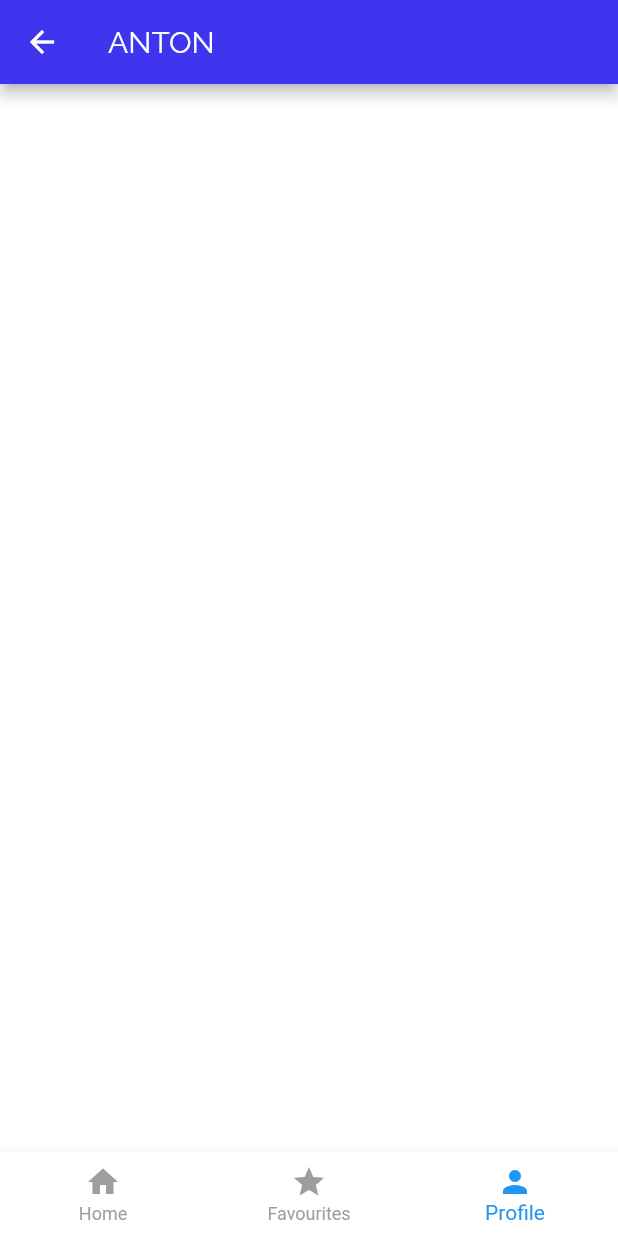
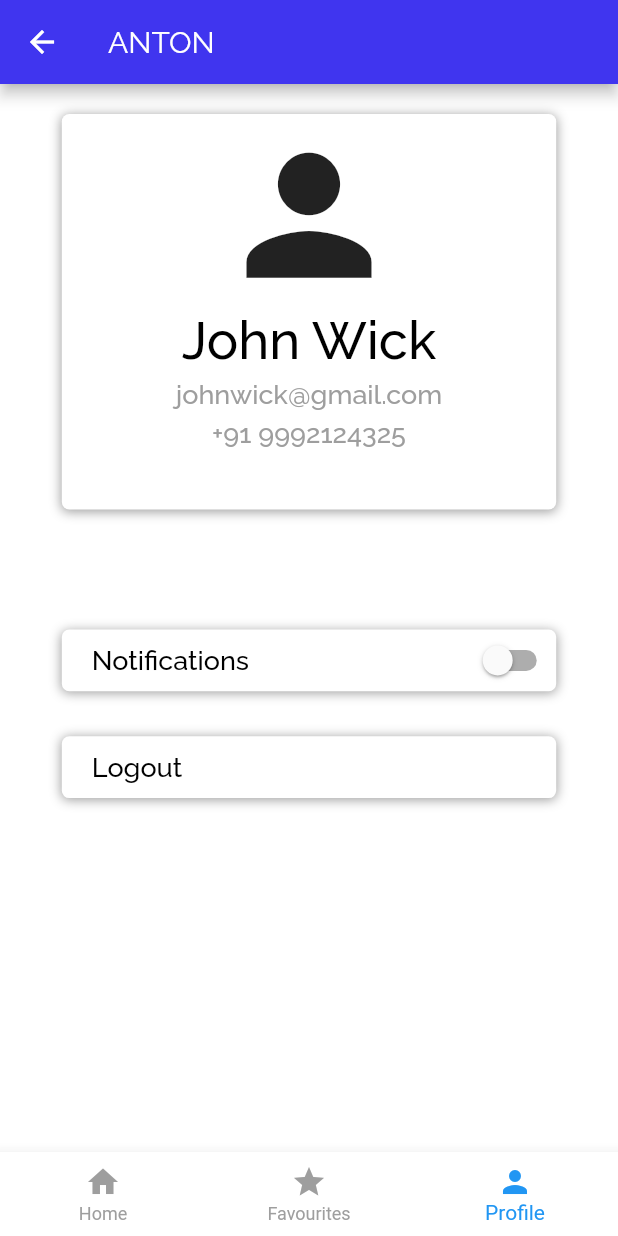
Before and after one commit to Anton-3-0-SIH2020/SIH2020_SM445_Team_Anto.3.0_MobileApp, a Flutter app: the HomePage screen opened by its route, item 3 of the bottom bar chosen, on a phone screen of 412 x 824 dp. Run offline on Flutter 3.47's test engine with Material 2 defaults, Android fonts, the phone set to English and light mode, and no system bars; our stand-ins replace auto_size_text, google_fonts; network calls fail.

Commit message:
Profile Page Added

```diff
--- a/lib/screens/homepage.dart
+++ b/lib/screens/homepage.dart
@@ -1,5 +1,6 @@
 import 'package:flutter/material.dart';
 import 'package:anton_sih_app/screens/homepagetabs/hometab.dart';
+import '../screens/homepagetabs/profilepage.dart';
 
 class HomePage extends StatefulWidget {
   @override
@@ -8,7 +9,7 @@ class HomePage extends StatefulWidget {
 
 class _HomePageState extends State<HomePage> {
   int _currentIndex = 0;
-  final tabs = [HomeTab(), null, null];
+  final tabs = [HomeTab(), null, ProfilePage()];
 
   @override
   Widget build(BuildContext context) {
--- /dev/null
+++ b/lib/screens/homepagetabs/profilepage.dart
@@ -0,0 +1,140 @@
+import 'package:flutter/material.dart';
+
+class ProfilePage extends StatefulWidget {
+  @override
+  _ProfilePageState createState() => _ProfilePageState();
+}
+
+class _ProfilePageState extends State<ProfilePage> {
+  bool isSwitched = false;
+  @override
+  Widget build(BuildContext context) {
+    var screenWidth = MediaQuery.of(context).size.width;
+    var screenHeight = MediaQuery.of(context).size.height;
+    return Column(
+      children: <Widget>[
+        Center(
+          child: Padding(
+            padding: EdgeInsets.fromLTRB(12, 20, 12, 0),
+            child: Container(
+              height: 0.32 * screenHeight,
+              width: 0.8 * screenWidth,
+              decoration: BoxDecoration(
+                borderRadius: BorderRadius.circular(5.0),
+                color: Colors.white,
+                boxShadow: [
+                  BoxShadow(
+                    color: Colors.grey,
+                    offset: Offset(0.0, 1.0), //(x,y)
+                    blurRadius: 6.0,
+                  ),
+                ],
+              ),
+              child: Column(
+                children: <Widget>[
+                  Padding(
+                    padding: const EdgeInsets.fromLTRB(0, 5, 0, 0),
+                    child: Icon(
+                      Icons.person,
+                      size: 125,
+                    ),
+                  ),
+                  Text(
+                    'John Wick',
+                    style: Theme.of(context).textTheme.headline1,
+                  ),
+                  SizedBox(
+                    height: 5,
+                  ),
+                  Text(
+                    'johnwick@gmail.com',
+                    style: Theme.of(context).textTheme.bodyText1,
+                  ),
+                  SizedBox(
+                    height: 5,
+                  ),
+                  Text(
+                    '+91 9992124325',
+                    style: Theme.of(context).textTheme.bodyText1,
+                  ),
+                ],
+              ),
+            ),
+          ),
+        ),
+        SizedBox(
+          height: 80,
+        ),
+        Container(
+          height: 0.05 * screenHeight,
+          width: 0.8 * screenWidth,
+          decoration: BoxDecoration(
+            borderRadius: BorderRadius.circular(5.0),
+            color: Colors.white,
+            boxShadow: [
+              BoxShadow(
+                color: Colors.grey,
+                offset: Offset(0.0, 1.0), //(x,y)
+                blurRadius: 6.0,
+              ),
+            ],
+          ),
+          child: Padding(
+            padding: const EdgeInsets.fromLTRB(20, 0, 0, 0),
+            child: Align(
+              alignment: FractionalOffset.centerLeft,
+              child: Row(
+                mainAxisAlignment: MainAxisAlignment.spaceBetween,
+                children: <Widget>[
+                  Text(
+                    'Notifications',
+                    style: Theme.of(context).textTheme.headline3,
+                  ),
+                  Switch(
+                    value: isSwitched,
+                    onChanged: (value) {
+                      setState(() {
+                        isSwitched = value;
+                        print(isSwitched);
+                      });
+                    },
+                    activeTrackColor: Colors.deepPurple[100],
+                    activeColor: Color(0xFF4035EF),
+                  ),
+                ],
+              ),
+            ),
+          ),
+        ),
+        SizedBox(
+          height: 30,
+        ),
+        Container(
+          height: 0.05 * screenHeight,
+          width: 0.8 * screenWidth,
+          decoration: BoxDecoration(
+            borderRadius: BorderRadius.circular(5.0),
+            color: Colors.white,
+            boxShadow: [
+              BoxShadow(
+                color: Colors.grey,
+                offset: Offset(0.0, 1.0), //(x,y)
+                blurRadius: 6.0,
+              ),
+            ],
+          ),
+          child: Padding(
+            padding: const EdgeInsets.fromLTRB(20, 0, 0, 0),
+            child: Align(
+              alignment: FractionalOffset.centerLeft,
+              child: Text(
+                'Logout',
+                style: Theme.of(context).textTheme.headline3,
+              ),
+            ),
+          ),
+        ),
+      ],
+    );
+  }
+}
```
Also changed, not shown: lib/main.dart (+6 -1 lines), lib/screens/homepagetabs/hometab.dart (+9 -3 lines), lib/widgets/detailsdialog.dart (+78 -6 lines), 1 other file.
